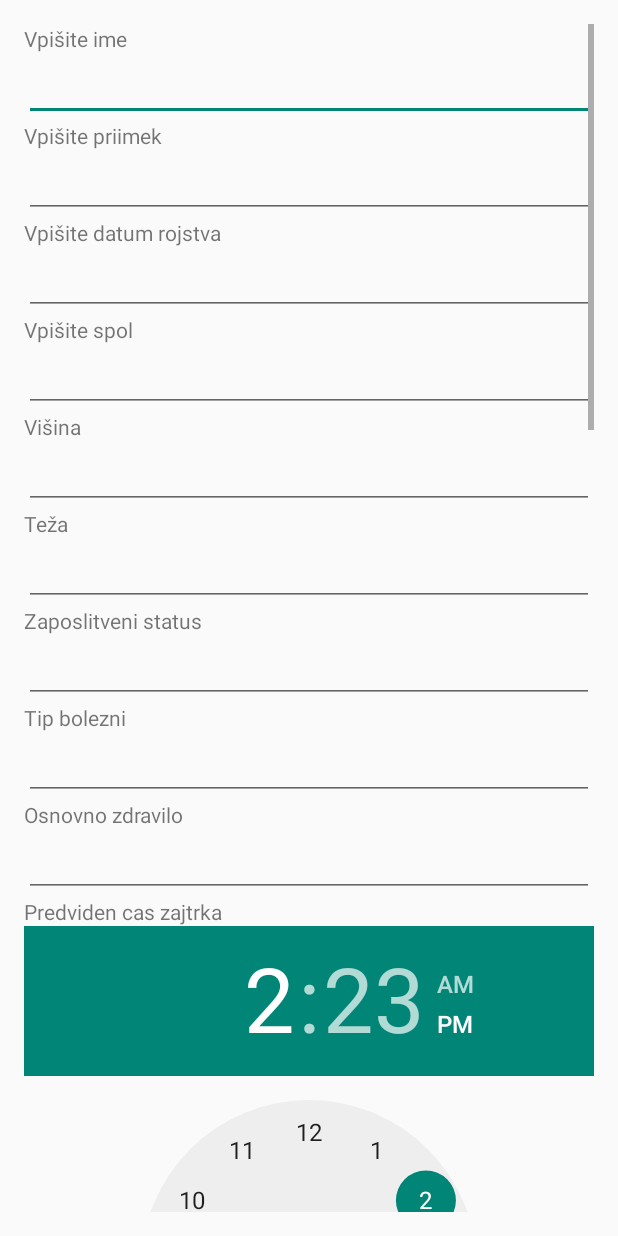
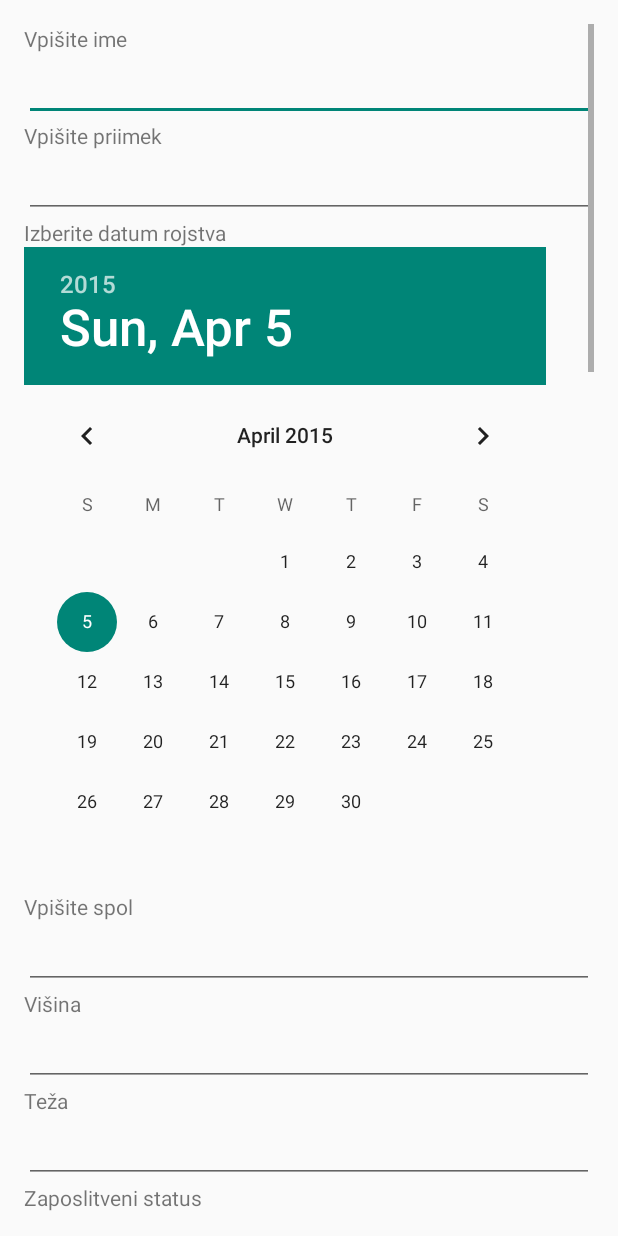
Before and after one commit to nixzoor/GlucoWatch, an Android app: the layout activity_dodajanje_podatkov_uporabnika.xml on its own in the app's theme, with its tools: preview values and no code run, on a phone screen of 412 x 824 dp. Run offline under Robolectric (Android 15) with nearby library versions, the phone set to English and light mode, and no system bars.

Commit message:
Poenostavil vnos podatkov ter dodal iskanje napak pri vnosu.

```diff
--- a/mobile/src/main/res/layout/activity_dodajanje_podatkov_uporabnika.xml
+++ b/mobile/src/main/res/layout/activity_dodajanje_podatkov_uporabnika.xml
@@ -54,27 +54,26 @@
 <TextView
     android:layout_width="wrap_content"
     android:layout_height="wrap_content"
-    android:text="Vpišite datum rojstva"
+    android:text="Izberite datum rojstva"
     android:id="@+id/textViewDatumRojstva"
     android:layout_below="@id/editTextPriimek"
     android:layout_alignParentLeft="true"
     android:layout_alignParentStart="true" />
-<EditText
-    android:layout_width="match_parent"
+<DatePicker
+    android:layout_width="wrap_content"
     android:layout_height="wrap_content"
-    android:id="@+id/editTextDatumRosjtva"
+    android:id="@+id/datePicker"
     android:layout_below="@+id/textViewDatumRojstva"
     android:layout_alignParentLeft="true"
     android:layout_alignParentStart="true"
-    android:layout_alignParentRight="true"
-    android:layout_alignParentEnd="true" />
+    android:calendarViewShown="false"/>
 
 <TextView
     android:layout_width="wrap_content"
     android:layout_height="wrap_content"
     android:text="Vpišite spol"
     android:id="@+id/textViewSpol"
-    android:layout_below="@id/editTextDatumRosjtva"
+    android:layout_below="@id/datePicker"
     android:layout_alignParentLeft="true"
     android:layout_alignParentStart="true" />
 <EditText
```
Also changed, not shown: mobile/src/main/AndroidManifest.xml (+28 -0 lines), mobile/src/main/java/com/fzv/glucowatch/dodajanje_podatkov_uporabnika.java (+11 -4 lines), mobile/src/main/res/values/strings.xml (+7 -0 lines).
